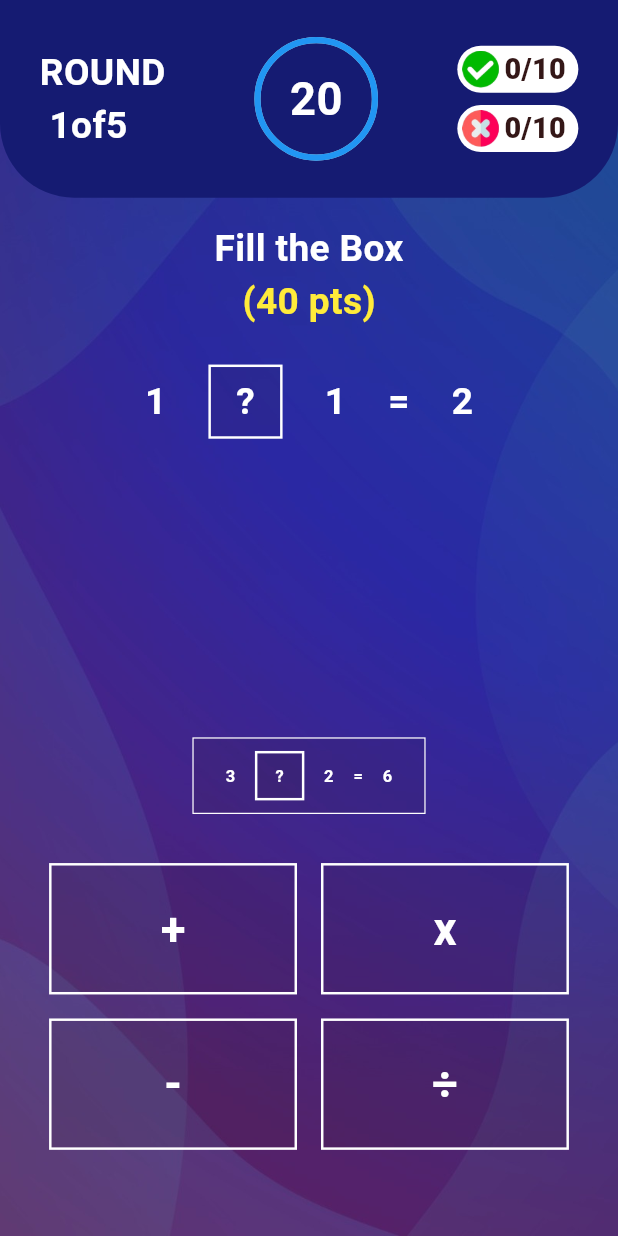
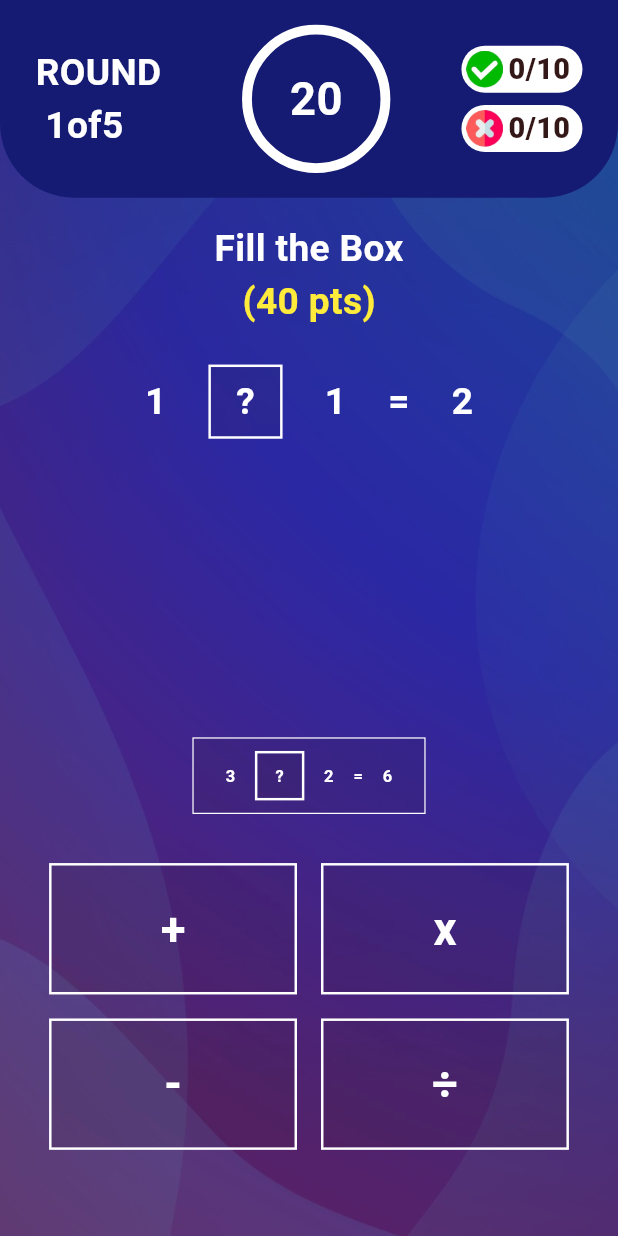
Before and after one commit to mfarooqone/animated_game, a Flutter app: the HomePage screen opened directly, on a phone screen of 412 x 824 dp. Run offline on Flutter 3.47's test engine with Material 3 defaults, Android fonts, the phone set to English and light mode, and no system bars; drawn by our look-alikes of animate_do, percent_indicator; our stand-ins replace get, sizer.

Commit message:
Countdown counter

```diff
--- a/lib/screens/home_page/count_down_timer.dart
+++ b/lib/screens/home_page/count_down_timer.dart
@@ -19,14 +19,16 @@ class _CountDownTimerState extends State<CountDownTimer> {
       return homePageController.isLoading.value
           ? const CircularProgressIndicator()
           : CircularPercentIndicator(
-              radius: 5.0.h,
-              lineWidth: 0.5.h,
+              radius: 6.0.h,
+              lineWidth: 0.8.h,
               percent: homePageController.percent,
               center: Text(
                 "${homePageController.countDownDuration}",
                 style: AppTextStyle.headlineLarge,
               ),
-              progressColor: Colors.blue,
+              progressColor: Colors.white,
+              fillColor: Colors.transparent,
+              backgroundColor: Colors.transparent,
             );
     });
   }
```
